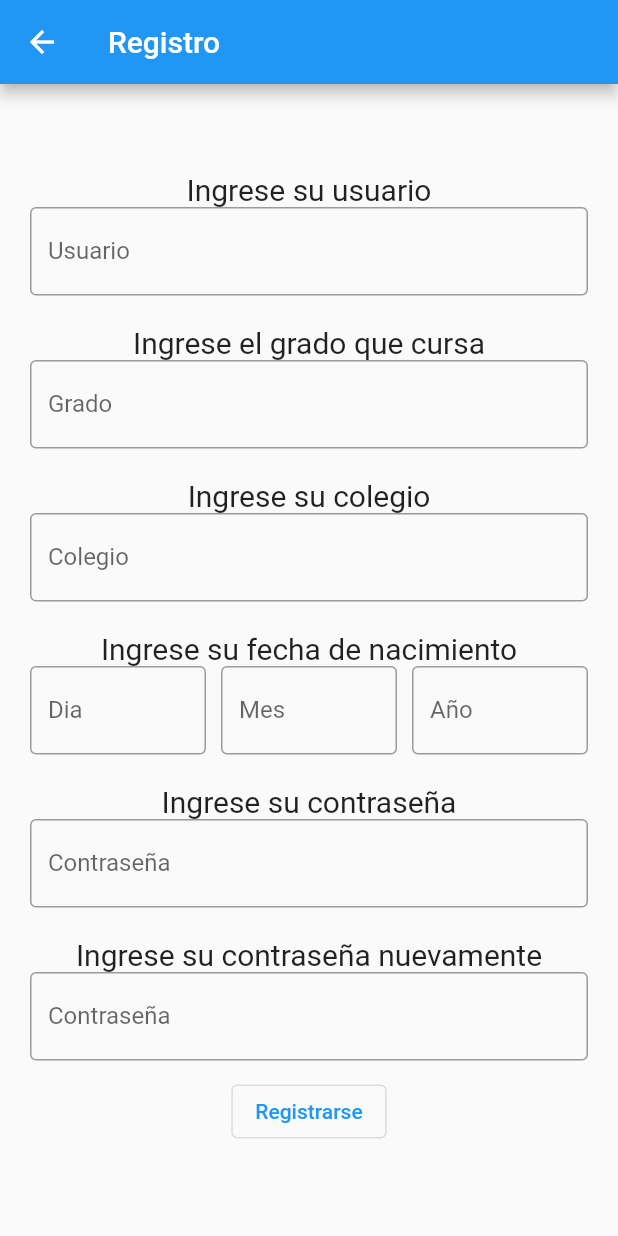
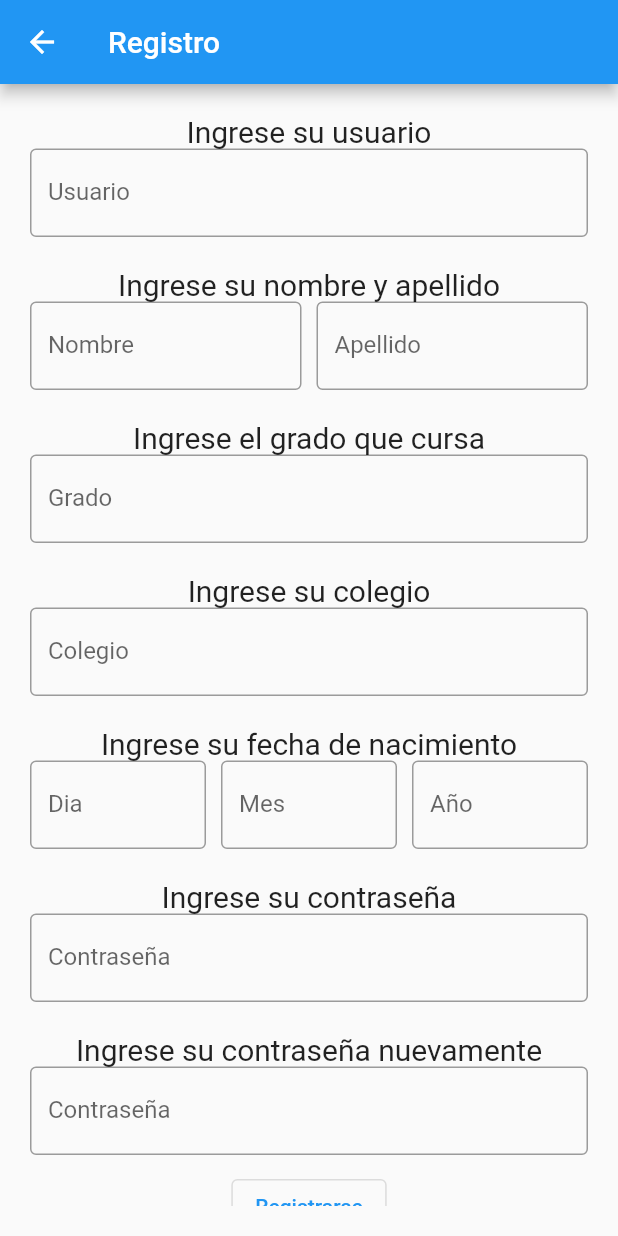
Before and after one commit to LeoLizc/f_operation_project, a Flutter app: the Registro screen opened by its route, on a phone screen of 412 x 824 dp. Run offline on Flutter 3.47's test engine with Material 2 defaults, Android fonts, the phone set to English and light mode, and no system bars; our stand-ins replace get.

Commit message:
Register page now accept first and last name

```diff
--- a/lib/ui/pages/authentication/Registro.dart
+++ b/lib/ui/pages/authentication/Registro.dart
@@ -35,6 +35,8 @@ class RegistroP extends State<Registro> {
           padding: const EdgeInsets.all(20.0),
           child: Form(
             key: _formulario,
+            //colocar scroll en el formulario
+            child: SingleChildScrollView(
               child: Column(
                 mainAxisAlignment: MainAxisAlignment.center,
                 children: [
@@ -54,6 +56,59 @@ class RegistroP extends State<Registro> {
                       }
                       return null;
                     },
+                  ),
+                  // campos nombre y apellido
+                  const SizedBox(height: 20),
+                  const Text("Ingrese su nombre y apellido",
+                      style: TextStyle(fontSize: 20)),
+                  Row(
+                    // usaremos 2 campos de texto para ingresar el nombre y apellido ubicados en una fila
+                    children: [
+                      Expanded(
+                        child: TextFormField(
+                          key: const ValueKey("Nombre"),
+                          controller: _user,
+                          decoration: const InputDecoration(
+                            border: OutlineInputBorder(),
+                            labelText: "Nombre",
+                          ),
+                          validator: (value) {
+                            if (value!.isEmpty) {
+                              return "Por favor ingrese su nombre";
+                            }
+                            //si tiene numeros o caracteres especiales
+                            if (value.contains(RegExp(r'[0-9]')) ||
+                                value.contains(
+                                    RegExp(r'[!@#$%^&*(),.?":{}|<>]'))) {
+                              return "El nombre no puede contener numeros o caracteres especiales";
+                            }
+                            return null;
+                          },
+                        ),
+                      ),
+                      const SizedBox(width: 10),
+                      Expanded(
+                        child: TextFormField(
+                          key: const ValueKey("Apellido"),
+                          controller: _user,
+                          decoration: const InputDecoration(
+                            border: OutlineInputBorder(),
+                            labelText: "Apellido",
+                          ),
+                          validator: (value) {
+                            if (value!.isEmpty) {
+                              return "Por favor ingrese su apellido";
+                            }
+                            if (value.contains(RegExp(r'[0-9]')) ||
+                                value.contains(
+                                    RegExp(r'[!@#$%^&*(),.?":{}|<>]'))) {
+                              return "El apellido no puede contener numeros o caracteres especiales";
+                            }
+                            return null;
+                          },
+                        ),
+                      ),
+                    ],
                   ),
                   //campo en el cual el usuario va a ingresar el grado que cursa
                   const SizedBox(height: 20),
@@ -224,6 +279,7 @@ class RegistroP extends State<Registro> {
                 ],
               ),
             ),
+          ),
           // ),
         )));
   }
```
Lines whose indentation alone changed are shown as unchanged.
